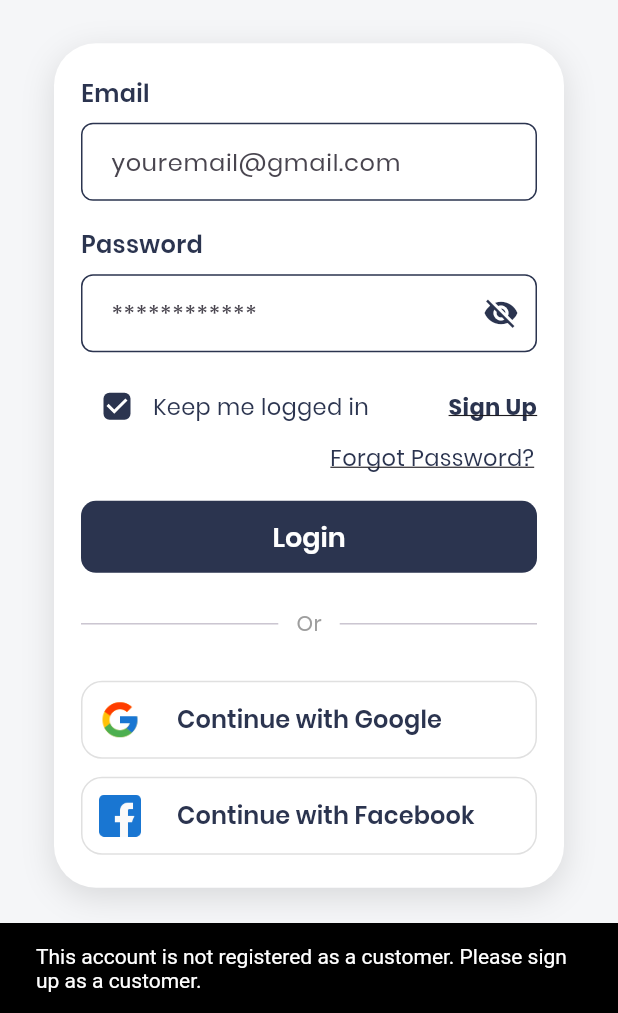
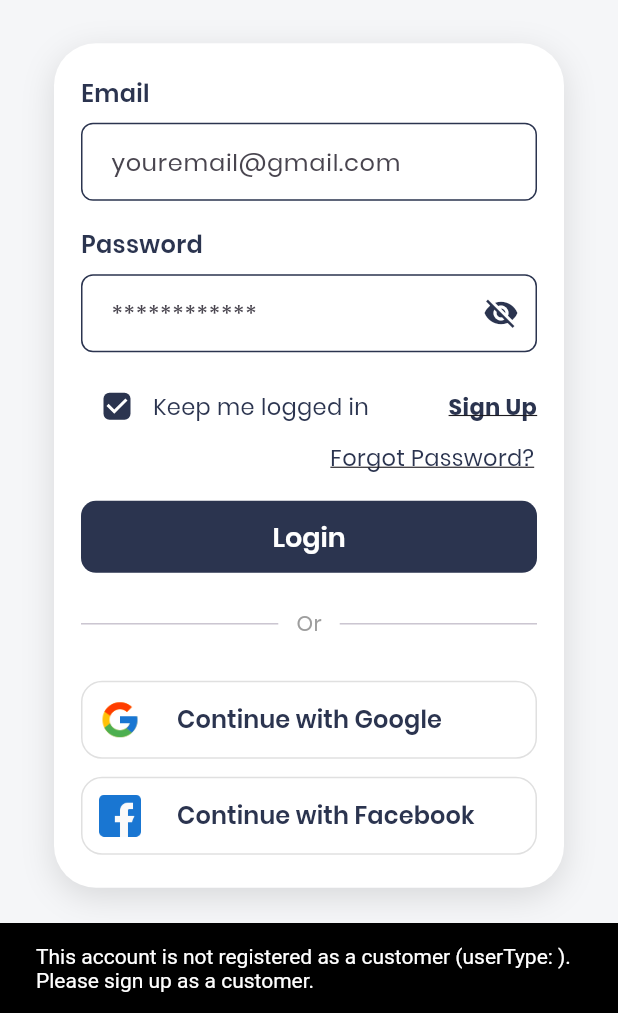
Before and after one commit to Afnanafsal/nexoEShopee, a Flutter app: the screen it shows once a user with an empty profile is signed in, on a phone screen of 412 x 824 dp, the part 223-1236 px from its top. Run offline on Flutter 3.47's test engine with Material 3 defaults, Android fonts, the light colour scheme and no system bars; our stand-ins replace cloud_firestore, firebase_auth, firebase_core, flutter_rating_bar, flutter_riverpod, flutter_svg and 9 more; missing offline and left inert: enum_to_string, flutter_facebook_auth, razorpay_flutter; accounts and stored records are empty.

Commit message:
feat: Standardize userType key in Firestore checks and improve debug logging

```diff
--- a/lib/services/authentification/authentification_service.dart
+++ b/lib/services/authentification/authentification_service.dart
@@ -69,19 +69,19 @@ class AuthentificationService {
         throw FirebaseSignInAuthUserNotVerifiedException();
       }
 
-      // Check usertype in Firestore
+      // Check userType in Firestore
       // ...existing code...
       final uid = userCredential.user!.uid;
       final userDoc = await UserDatabaseHelper().firestore
           .collection(UserDatabaseHelper.USERS_COLLECTION_NAME)
           .doc(uid)
           .get();
-      final userType = userDoc.data()?['usertype'];
+      final userType = userDoc.data()?['userType'];
       print('[DEBUG] userType for $uid: $userType');
       if (userType != null && userType == 'customer') {
         return true;
       } else {
-        // Block login for missing, null, or non-customer usertype
+        // Block login for missing, null, or non-customer userType
         throw FirebaseSignInAuthException(message: 'User not found');
       }
     } on FirebaseAuthException catch (e) {
@@ -152,13 +152,13 @@ class AuthentificationService {
           credential,
         );
         if (userCredential.user == null) return false;
-        // Check usertype in Firestore
+        // Check userType in Firestore
         final uid = userCredential.user!.uid;
         final userDoc = await UserDatabaseHelper().firestore
             .collection(UserDatabaseHelper.USERS_COLLECTION_NAME)
             .doc(uid)
             .get();
-        final userType = userDoc.data()?['usertype'];
+        final userType = userDoc.data()?['userType'];
         if (userType == 'customer') {
           return true;
         } else {
@@ -222,13 +222,13 @@ class AuthentificationService {
         credential,
       );
       if (userCredential.user == null) return false;
-      // Check usertype in Firestore
+      // Check userType in Firestore
       final uid = userCredential.user!.uid;
       final userDoc = await UserDatabaseHelper().firestore
           .collection(UserDatabaseHelper.USERS_COLLECTION_NAME)
           .doc(uid)
           .get();
-      final userType = userDoc.data()?['usertype'];
+      final userType = userDoc.data()?['userType'];
       if (userType == 'customer') {
         return true;
       } else {
--- a/lib/services/database/user_database_helper.dart
+++ b/lib/services/database/user_database_helper.dart
@@ -53,7 +53,7 @@ class UserDatabaseHelper {
       DP_KEY: null,
       PHONE_KEY: null,
       FAV_PRODUCTS_KEY: <String>[],
-      'usertype': 'customer',
+      'userType': 'customer',
     });
   }
 
@@ -67,7 +67,7 @@ class UserDatabaseHelper {
       PHONE_KEY: phoneNumber,
       DP_KEY: null,
       FAV_PRODUCTS_KEY: <String>[],
-      'usertype': 'customer',
+      'userType': 'customer',
     });
   }
 
--- a/lib/wrappers/authentification_wrapper.dart
+++ b/lib/wrappers/authentification_wrapper.dart
@@ -14,28 +14,39 @@ class AuthentificationWrapper extends ConsumerWidget {
     return authState.when(
       data: (user) {
         if (user != null) {
-          // Check usertype in Firestore
+          // Check userType in Firestore
           return FutureBuilder(
-            future: ref.read(userDatabaseHelperProvider).firestore
+            future: ref
+                .read(userDatabaseHelperProvider)
+                .firestore
                 .collection('users')
                 .doc(user.uid)
                 .get(),
             builder: (context, snapshot) {
               if (snapshot.connectionState == ConnectionState.waiting) {
-                return Scaffold(body: Center(child: CircularProgressIndicator()));
+                return Scaffold(
+                  body: Center(child: CircularProgressIndicator()),
+                );
               }
               if (snapshot.hasError) {
-                return Scaffold(body: Center(child: Text('Error: ${snapshot.error}')));
+                return Scaffold(
+                  body: Center(child: Text('Error: ${snapshot.error}')),
+                );
               }
-              final userType = snapshot.data?.data()?['usertype'];
-              if (userType != null && userType == 'customer') {
+              final userType = snapshot.data?.data()?['userType'];
+              print('[DEBUG] userType for ${user.uid}: $userType');
+              if (userType == 'customer') {
                 return HomeScreen();
               } else {
                 // Sign out and show sign-in screen with message
                 WidgetsBinding.instance.addPostFrameCallback((_) async {
                   await ref.read(authServiceProvider).signOut();
                   ScaffoldMessenger.of(context).showSnackBar(
-                    SnackBar(content: Text('This account is not registered as a customer. Please sign up as a customer.')),
+                    SnackBar(
+                      content: Text(
+                        'This account is not registered as a customer (userType: $userType). Please sign up as a customer.',
+                      ),
+                    ),
                   );
                 });
                 return SignInScreen();
```
